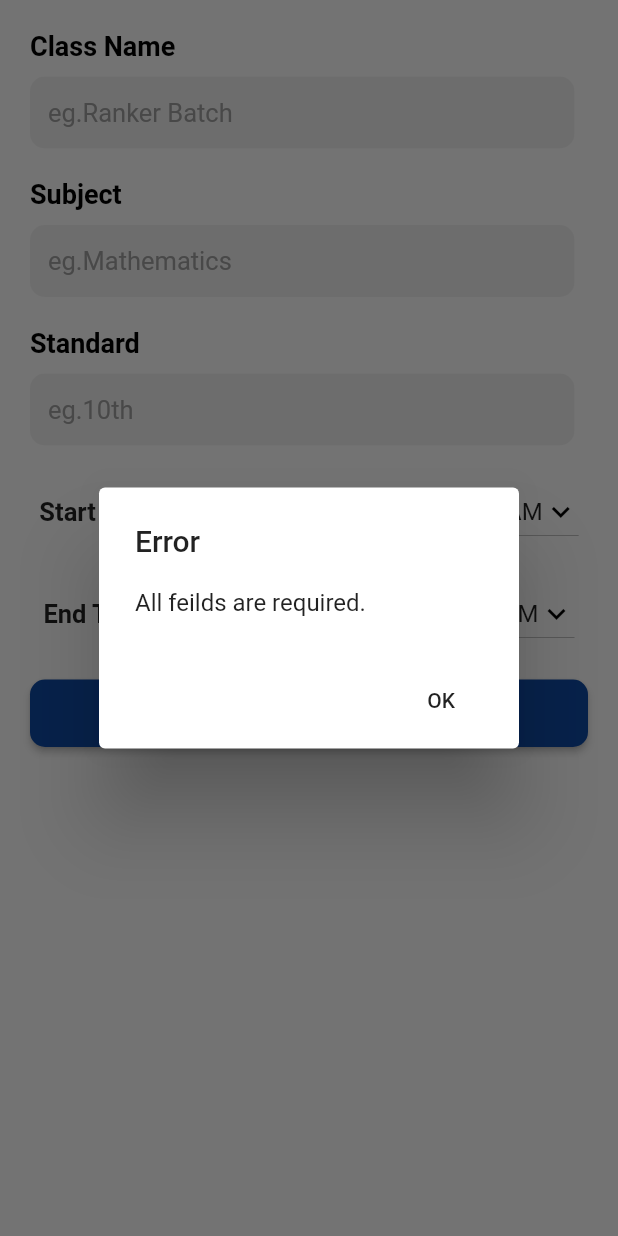
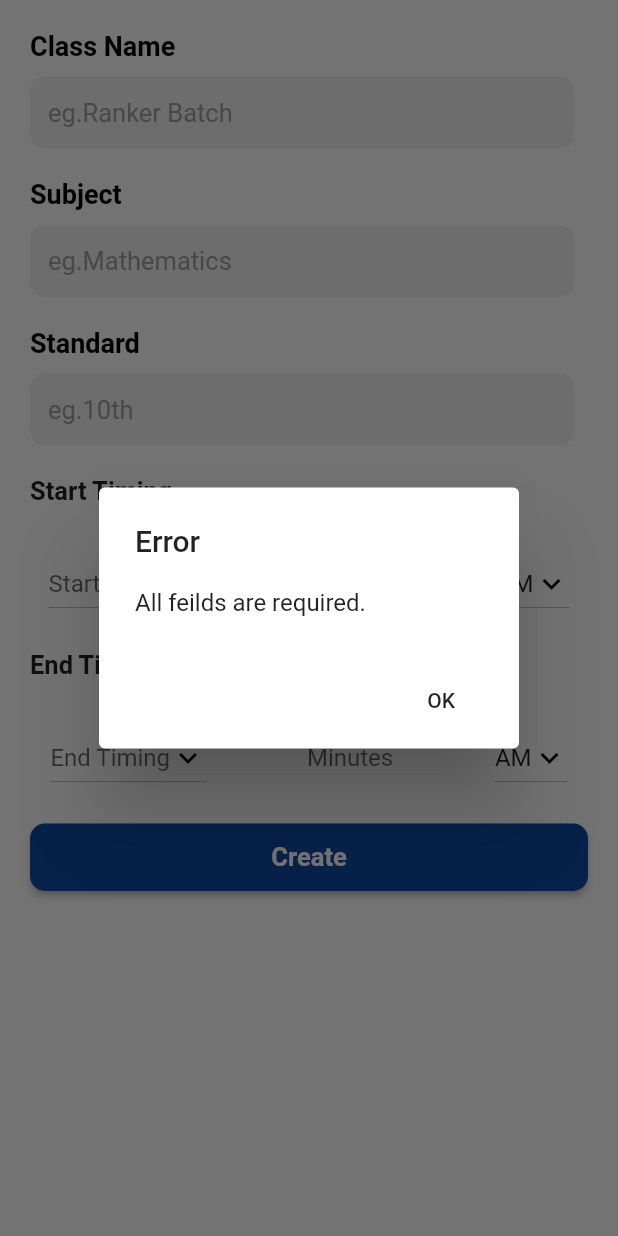
Before and after one commit to Harshmaster/Eduvelope-Teacher, a Flutter app: the CreateClassroom screen opened directly, after a tap on "Create", on a phone screen of 412 x 824 dp. Run offline on Flutter 3.47's test engine with Material 2 defaults, Android fonts, the phone set to English and light mode, and no system bars; our stand-ins replace cloud_firestore, firebase_auth, firebase_storage, flutter_slidable, image_picker, permission_handler and 1 more; missing offline and left inert: agora_rtc_engine; accounts and stored records are empty.

Commit message:
ALOMST FINAL

```diff
--- a/lib/Screens/ClassroomTabBar.dart
+++ b/lib/Screens/ClassroomTabBar.dart
@@ -20,7 +20,7 @@ class _ClassroomTabBarState extends State<ClassroomTabBar> {
         length: 2,
         child: Scaffold(
           appBar: PreferredSize(
-            preferredSize: Size.fromHeight(48),
+            preferredSize: Size.fromHeight(56),
             child: AppBar(
               backgroundColor: Colors.blue[900],
               elevation: 0,
--- a/lib/Screens/CreateClassroom.dart
+++ b/lib/Screens/CreateClassroom.dart
@@ -15,6 +15,8 @@ class CreateClassroom extends StatefulWidget {
 }
 
 class _CreateClassroomState extends State<CreateClassroom> {
+  TextEditingController startMinutesController = TextEditingController();
+  TextEditingController endMinutesController = TextEditingController();
   bool _loading = false;
   var uuid = Uuid();
   SharedPreferences prefs;
@@ -43,6 +45,7 @@ class _CreateClassroomState extends State<CreateClassroom> {
           : SingleChildScrollView(
               child: Container(
                 child: Column(
+                  crossAxisAlignment: CrossAxisAlignment.start,
                   children: <Widget>[
                     Container(
                       margin: EdgeInsets.only(
@@ -213,18 +216,20 @@ class _CreateClassroomState extends State<CreateClassroom> {
                         ],
                       ),
                     ),
-
+                    Container(
+                      margin: EdgeInsets.only(top: 20, left: 20, bottom: 8),
+                      child: Text(
+                        'Start Timing',
+                        style: TextStyle(
+                            fontSize: 17, fontWeight: FontWeight.bold),
+                      ),
+                    ),
                     Container(
                       margin: EdgeInsets.only(top: 20),
                       width: MediaQuery.of(context).size.width,
                       child: Row(
                         mainAxisAlignment: MainAxisAlignment.spaceAround,
                         children: <Widget>[
-                          Text(
-                            'Start Timing',
-                            style: TextStyle(
-                                fontSize: 17, fontWeight: FontWeight.bold),
-                          ),
                           Container(
                             child: DropdownButton(
                               isExpanded: false,
@@ -339,6 +344,16 @@ class _CreateClassroomState extends State<CreateClassroom> {
                               ),
                             ),
                           ),
+                          Container(
+                            width: 58,
+                            child: TextField(
+                              controller: startMinutesController,
+                              decoration: InputDecoration(
+                                  border: InputBorder.none,
+                                  hintText: "Minutes"),
+                              keyboardType: TextInputType.number,
+                            ),
+                          ),
                           DropdownButton(
                             value: startSuffix,
                             hint: Text("AM"),
@@ -373,18 +388,20 @@ class _CreateClassroomState extends State<CreateClassroom> {
                         ],
                       ),
                     ),
-
+                    Container(
+                      margin: EdgeInsets.only(top: 20, left: 20, bottom: 8),
+                      child: Text(
+                        'End Timing',
+                        style: TextStyle(
+                            fontSize: 17, fontWeight: FontWeight.bold),
+                      ),
+                    ),
                     Container(
                       margin: EdgeInsets.only(top: 20),
                       width: MediaQuery.of(context).size.width,
                       child: Row(
                         mainAxisAlignment: MainAxisAlignment.spaceAround,
                         children: <Widget>[
-                          Text(
-                            'End Timing',
-                            style: TextStyle(
-                                fontSize: 17, fontWeight: FontWeight.bold),
-                          ),
                           Container(
                             child: DropdownButton(
                               isExpanded: false,
@@ -499,6 +516,16 @@ class _CreateClassroomState extends State<CreateClassroom> {
                               ),
                             ),
                           ),
+                          Container(
+                            width: 58,
+                            child: TextField(
+                              controller: endMinutesController,
+                              decoration: InputDecoration(
+                                  border: InputBorder.none,
+                                  hintText: "Minutes"),
+                              keyboardType: TextInputType.number,
+                            ),
+                          ),
                           DropdownButton(
                             value: endSuffix,
                             hint: Text("AM"),
@@ -533,121 +560,6 @@ class _CreateClassroomState extends State<CreateClassroom> {
                         ],
                       ),
                     ),
-                    // Container(
-                    //   margin: EdgeInsets.only(
-                    //     left: 20,
-                    //     right: 29,
-                    //     top: 20,
-                    //   ),
-                    //   child: Column(
-                    //     crossAxisAlignment: CrossAxisAlignment.start,
-                    //     children: [
-                    //       Container(
-                    //         margin: EdgeInsets.only(bottom: 10),
-                    //         child: Text(
-                    //           "Start Timing",
-                    //           style: TextStyle(
-                    //             color: Colors.black,
-                    //             fontSize: 18,
-                    //             fontWeight: FontWeight.bold,
-                    //           ),
-                    //         ),
-                    //       ),
-                    //       Container(
-                    //         decoration: BoxDecoration(
-                    //           borderRadius: BorderRadius.circular(40),
-                    //         ),
-                    //         child: ClipRRect(
-                    //           borderRadius: BorderRadius.circular(10),
-                    //           child: TextField(
-                    //             controller: startTimingController,
-                    //             enabled: true,
-                    //             maxLengthEnforced: true,
-                    //             minLines: 1,
-                    //             cursorColor: Colors.black,
-                    //             cursorWidth: 1,
-                    //             dragStartBehavior: DragStartBehavior.start,
-                    //             decoration: InputDecoration(
-                    //               fillColor: Colors.grey[200],
-                    //               filled: true,
-                    //               labelStyle: TextStyle(
-                    //                 color: Colors.black,
-                    //                 fontSize: 17,
-                    //                 fontWeight: FontWeight.w700,
-                    //               ),
-                    //               enabledBorder: InputBorder.none,
-                    //               focusedBorder: InputBorder.none,
-                    //               hintStyle: TextStyle(
-                    //                 color: Colors.grey,
-                    //                 fontSize: 17,
-                    //               ),
-                    //               hintText: "eg.1630",
-                    //             ),
-                    //             keyboardType: TextInputType.number,
-                    //           ),
-                    //         ),
-                    //       ),
-                    //     ],
-                    //   ),
-                    // ),
-
-                    /* Container(
-                margin: EdgeInsets.only(
-                  left: 20,
-                  right: 29,
-                  top: 20,
-                ),
-                child: Column(
-                  crossAxisAlignment: CrossAxisAlignment.start,
-                  children: [
-                    Container(
-                      margin: EdgeInsets.only(bottom: 10),
-                      child: Text(
-                        "End Timing",
-                        style: TextStyle(
-                          color: Colors.black,
-                          fontSize: 18,
-                          fontWeight: FontWeight.bold,
-                        ),
-                      ),
-                    ),
-                    Container(
-                      decoration: BoxDecoration(
-                        borderRadius: BorderRadius.circular(40),
-                      ),
-                      child: ClipRRect(
-                        borderRadius: BorderRadius.circular(10),
-                        child: TextField(
-                          controller: endTimingController,
-                          enabled: true,
-                          maxLengthEnforced: true,
-                          minLines: 1,
-                          cursorColor: Colors.black,
-                          cursorWidth: 1,
-                          dragStartBehavior: DragStartBehavior.start,
-                          decoration: InputDecoration(
-                            fillColor: Colors.grey[200],
-                            filled: true,
-                            labelStyle: TextStyle(
-                              color: Colors.black,
-                              fontSize: 17,
-                              fontWeight: FontWeight.w700,
-                            ),
-                            enabledBorder: InputBorder.none,
-                            focusedBorder: InputBorder.none,
-                            hintStyle: TextStyle(
-                              color: Colors.grey,
-                              fontSize: 17,
-                            ),
-                            hintText: "eg.1830",
-                          ),
-                          keyboardType: TextInputType.number,
-                        ),
-                      ),
-                    ),
-                  ],
-                ),
-              ), */
                     Container(
                       height: 45,
                       margin: EdgeInsets.only(
@@ -670,7 +582,12 @@ class _CreateClassroomState extends State<CreateClassroom> {
                               subject.isEmpty ||
                               standard.isEmpty ||
                               startTiming == null ||
-                              endTiming == null) {
+                              endTiming == null ||
+                              int.parse(endMinutesController.text) >= 59 &&
+                                  int.parse(endMinutesController.text) <= 0 &&
+                                  int.parse(startMinutesController.text) >=
+                                      59 &&
+                                  int.parse(startMinutesController.text) <= 0) {
                             showDialog(
                               context: context,
                               builder: (context) {
@@ -708,8 +625,7 @@ class _CreateClassroomState extends State<CreateClassroom> {
                             }
 
                             print('creating');
-                            currentTeacherClassrooms
-                                .add(uid);
+                            currentTeacherClassrooms.add(uid);
 
                             String finalStartSuffix;
                             String finalEndSuffix;
@@ -730,18 +646,20 @@ class _CreateClassroomState extends State<CreateClassroom> {
                                 .updateData({
                               'classrooms': currentTeacherClassrooms,
                             }).then((v) {
-                              Firestore.instance
-                                  .collection("Classrooms")
-                                  .add({
+                              Firestore.instance.collection("Classrooms").add({
                                 "active": false,
-                                "uid" : uid,
+                                "uid": uid,
                                 "className": classNameController.text,
                                 "subject": subjectController.text,
                                 "standard": int.parse(standardController.text),
-                                'startTiming': finalStart,
-                                'endTiming': finalEnd,
-                                'start': '$startTiming $finalStartSuffix',
-                                'end': '$endTiming $finalEndSuffix',
+                                'startTiming': finalStart +
+                                    int.parse(startMinutesController.text),
+                                'endTiming': finalEnd +
+                                    int.parse(endMinutesController.text),
+                                'start':
+                                    '$startTiming:${startMinutesController.text} $finalStartSuffix',
+                                'end':
+                                    '$endTiming:${endMinutesController.text} $finalEndSuffix',
                                 "teacherID": currentTeacherId,
                                 'students': [],
                               });
--- a/lib/Screens/LiveClassroomTabBar.dart
+++ b/lib/Screens/LiveClassroomTabBar.dart
@@ -20,7 +20,7 @@ class _LiveClassroomTabBarState extends State<LiveClassroomTabBar> {
       length: 2,
       child: Scaffold(
         appBar: PreferredSize(
-          preferredSize: Size.fromHeight(48),
+          preferredSize: Size.fromHeight(56),
           child: AppBar(
             backgroundColor: Colors.blue[900],
             elevation: 0,
--- a/pubspec.yaml
+++ b/pubspec.yaml
@@ -35,6 +35,7 @@ dependencies:
   intl: ^0.16.1
   agora_rtc_engine: 1.0.5
   permission_handler: ^3.0.0
+  flutter_slidable: ^0.5.5
 
   # The following adds the Cupertino Icons font to your application.
   # Use with the CupertinoIcons class for iOS style icons.
```
Also changed, not shown: lib/Screens/Students/StudentListCar.dart (+85 -80 lines), lib/widgets/classroomListCard.dart (+75 -104 lines), pubspec.lock.
